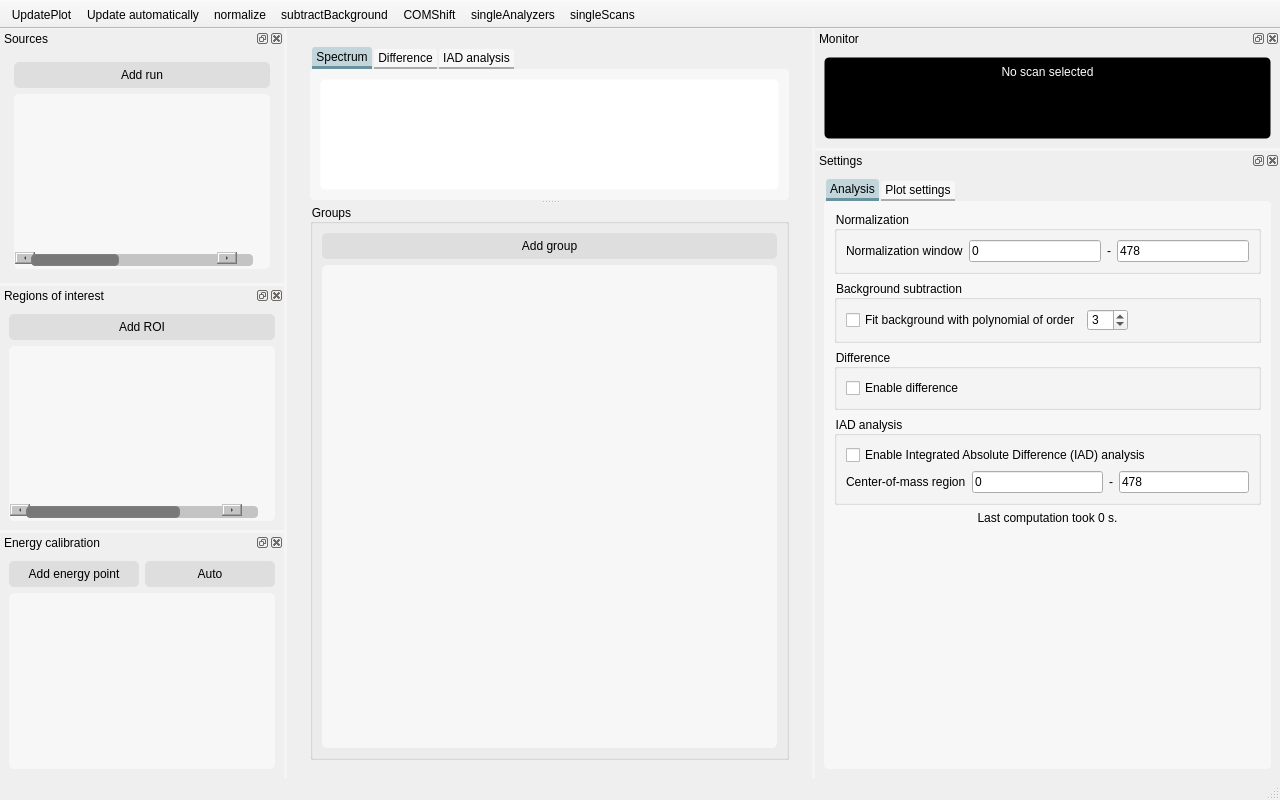
flmiot/nosey, file nosey/ui/main.ui: the form before one commit.
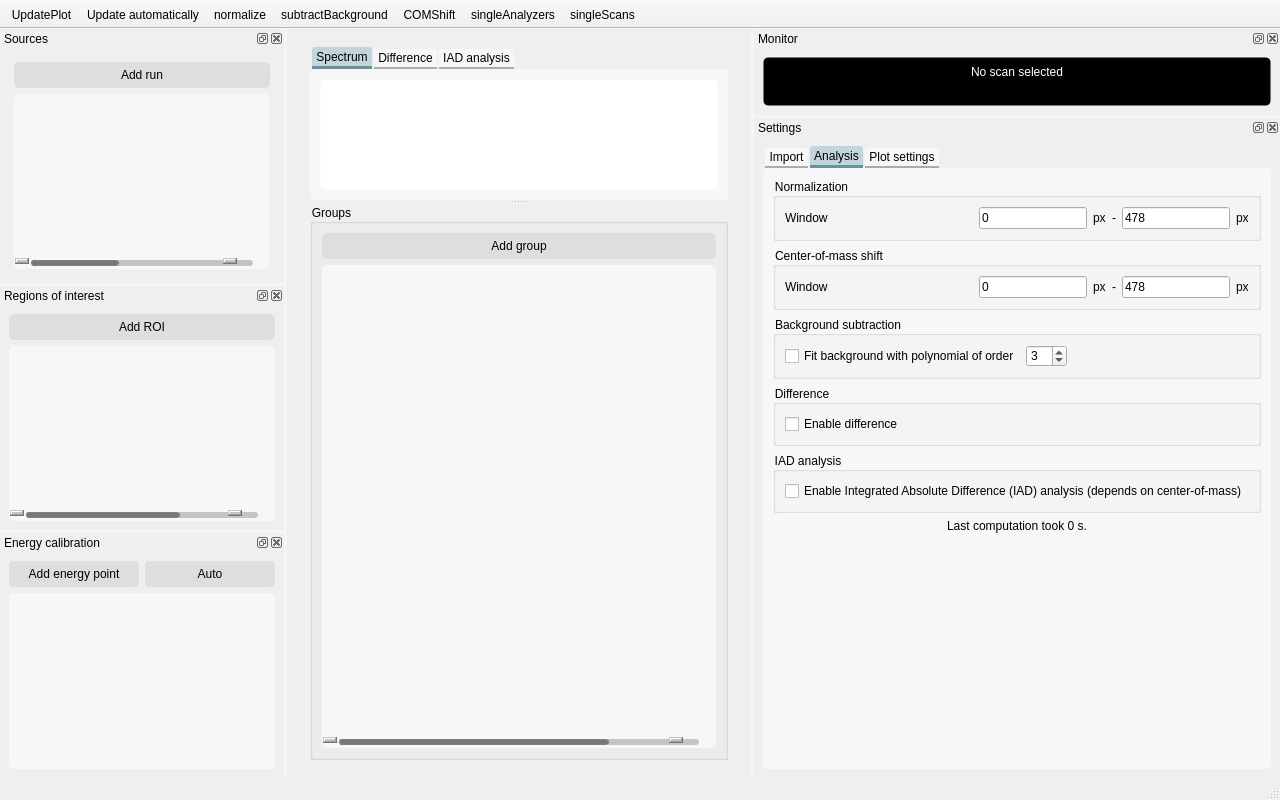
The form after the commit. Icons and pictures are not drawn. Custom widgets are drawn as their Qt base class.

Commit message: Improved perfomance, multiple data import modules, usability improvements, disabled logging to shell

```diff
--- a/nosey/ui/main.ui
+++ b/nosey/ui/main.ui
@@ -19,6 +19,8 @@
 	selection-color:#000;
 }
 
+
+
 QPushButton {
     border-radius: 5px;
     padding: 6px;
@@ -148,6 +150,17 @@
   /* left: 5px; move to the right by 5px - removed for fix */
 }
 
+QScrollArea{
+  /* fix #159 */
+  min-height: 1.25em;
+  background-color: #f7f7f7;
+  /* fix #159 */
+}
+
+QWidget#scrollAreaWidgetContents {
+ border-radius: 4px;
+  background-color: #f7f7f7;
+}
 
 /* QTabBar::tab - selected ------------------------------------------------
 
@@ -191,24 +204,24 @@
 }
 
 QScrollBar:horizontal {
-  height: 16px;
+  height: 10px;
   margin: 2px 16px 2px 16px;
-  border-radius: 4px;
+  border-radius: 3px;
   background-color: #c4c4c4;
 }
 
 QScrollBar:vertical {
 background-color: #c4c4c4;
-  width: 16px;
+  width: 10px;
   margin: 16px 2px 16px 2px;
-  border-radius: 4px;
+  border-radius: 3px;
 }
 
 QScrollBar::handle:horizontal {
   background-color: #787878;
   border: 1px solid #808080;
   min-height: 8px;
-border-radius: 4px;
+border-radius: 3px;
 }
 
 
@@ -216,7 +229,7 @@
   background-color: #787878;
   border: 1px solid #808080;
   min-height: 8px;
-border-radius: 4px;
+border-radius: 3px;
 }
 
 
@@ -3632,7 +3645,7 @@
           <property name="minimumSize">
            <size>
             <width>0</width>
-            <height>40</height>
+            <height>0</height>
            </size>
           </property>
           <property name="maximumSize">
@@ -4297,13 +4310,235 @@
     <layout class="QVBoxLayout" name="verticalLayout_19">
      <item>
       <widget class="QTabWidget" name="tabWidget_2">
+       <property name="autoFillBackground">
+        <bool>false</bool>
+       </property>
        <property name="currentIndex">
         <number>0</number>
        </property>
+       <widget class="QWidget" name="tab_2">
+        <attribute name="title">
+         <string>Import</string>
+        </attribute>
+        <layout class="QVBoxLayout" name="verticalLayout_25">
+         <item>
+          <widget class="QGroupBox" name="groupBox_9">
+           <property name="title">
+            <string>Module</string>
+           </property>
+           <layout class="QVBoxLayout" name="verticalLayout_24">
+            <item>
+             <widget class="QComboBox" name="comboBox_analysis_recipes"/>
+            </item>
+           </layout>
+          </widget>
+         </item>
+         <item>
+          <spacer name="verticalSpacer_3">
+           <property name="orientation">
+            <enum>Qt::Vertical</enum>
+           </property>
+           <property name="sizeHint" stdset="0">
+            <size>
+             <width>20</width>
+             <height>460</height>
+            </size>
+           </property>
+          </spacer>
+         </item>
+        </layout>
+       </widget>
        <widget class="QWidget" name="tab">
+        <property name="autoFillBackground">
+         <bool>true</bool>
+        </property>
         <attribute name="title">
          <string>Analysis</string>
         </attribute>
+        <layout class="QVBoxLayout" name="verticalLayout_23">
+         <property name="leftMargin">
+          <number>0</number>
+         </property>
+         <property name="topMargin">
+          <number>0</number>
+         </property>
+         <property name="rightMargin">
+          <number>0</number>
+         </property>
+         <property name="bottomMargin">
+          <number>0</number>
+         </property>
+         <item>
+          <widget class="QScrollArea" name="scrollArea">
+           <property name="autoFillBackground">
+            <bool>true</bool>
+           </property>
+           <property name="frameShape">
+            <enum>QFrame::NoFrame</enum>
+           </property>
+           <property name="frameShadow">
+            <enum>QFrame::Plain</enum>
+           </property>
+           <property name="widgetResizable">
+            <bool>true</bool>
+           </property>
+           <widget class="QWidget" name="scrollAreaWidgetContents">
+            <property name="geometry">
+             <rect>
+              <x>0</x>
+              <y>0</y>
+              <width>473</width>
+              <height>548</height>
+             </rect>
+            </property>
+            <property name="palette">
+             <palette>
+              <active>
+               <colorrole role="Button">
+                <brush brushstyle="SolidPattern">
+                 <color alpha="255">
+                  <red>247</red>
+                  <green>247</green>
+                  <blue>247</blue>
+                 </color>
+                </brush>
+               </colorrole>
+               <colorrole role="Base">
+                <brush brushstyle="SolidPattern">
+                 <color alpha="255">
+                  <red>247</red>
+                  <green>247</green>
+                  <blue>247</blue>
+                 </color>
+                </brush>
+               </colorrole>
+               <colorrole role="Window">
+                <brush brushstyle="SolidPattern">
+                 <color alpha="255">
+                  <red>247</red>
+                  <green>247</green>
+                  <blue>247</blue>
+                 </color>
+                </brush>
+               </colorrole>
+               <colorrole role="Highlight">
+                <brush brushstyle="SolidPattern">
+                 <color alpha="255">
+                  <red>193</red>
+                  <green>213</green>
+                  <blue>219</blue>
+                 </color>
+                </brush>
+               </colorrole>
+               <colorrole role="HighlightedText">
+                <brush brushstyle="SolidPattern">
+                 <color alpha="255">
+                  <red>0</red>
+                  <green>0</green>
+                  <blue>0</blue>
+                 </color>
+                </brush>
+               </colorrole>
+              </active>
+              <inactive>
+               <colorrole role="Button">
+                <brush brushstyle="SolidPattern">
+                 <color alpha="255">
+                  <red>247</red>
+                  <green>247</green>
+                  <blue>247</blue>
+                 </color>
+                </brush>
+               </colorrole>
+               <colorrole role="Base">
+                <brush brushstyle="SolidPattern">
+                 <color alpha="255">
+                  <red>247</red>
+                  <green>247</green>
+                  <blue>247</blue>
+                 </color>
+                </brush>
+               </colorrole>
+               <colorrole role="Window">
+                <brush brushstyle="SolidPattern">
+                 <color alpha="255">
+                  <red>247</red>
+                  <green>247</green>
+                  <blue>247</blue>
+                 </color>
+                </brush>
+               </colorrole>
+               <colorrole role="Highlight">
+                <brush brushstyle="SolidPattern">
+                 <color alpha="255">
+                  <red>193</red>
+                  <green>213</green>
+                  <blue>219</blue>
+                 </color>
+                </brush>
+               </colorrole>
+               <colorrole role="HighlightedText">
+                <brush brushstyle="SolidPattern">
+                 <color alpha="255">
+                  <red>0</red>
+                  <green>0</green>
+                  <blue>0</blue>
+                 </color>
+                </brush>
+               </colorrole>
+              </inactive>
+              <disabled>
+               <colorrole role="Button">
+                <brush brushstyle="SolidPattern">
+                 <color alpha="255">
+                  <red>247</red>
+                  <green>247</green>
+                  <blue>247</blue>
+                 </color>
+                </brush>
+               </colorrole>
+               <colorrole role="Base">
+                <brush brushstyle="SolidPattern">
+                 <color alpha="255">
+                  <red>247</red>
+                  <green>247</green>
+                  <blue>247</blue>
+                 </color>
+                </brush>
+               </colorrole>
+               <colorrole role="Window">
+                <brush brushstyle="SolidPattern">
+                 <color alpha="255">
+                  <red>247</red>
+                  <green>247</green>
+                  <blue>247</blue>
+                 </color>
+                </brush>
+               </colorrole>
+               <colorrole role="Highlight">
+                <brush brushstyle="SolidPattern">
+                 <color alpha="255">
+                  <red>193</red>
+                  <green>213</green>
+                  <blue>219</blue>
+                 </color>
+                </brush>
+               </colorrole>
+               <colorrole role="HighlightedText">
+                <brush brushstyle="SolidPattern">
+                 <color alpha="255">
+                  <red>0</red>
+                  <green>0</green>
+                  <blue>0</blue>
+                 </color>
+                </brush>
+               </colorrole>
+              </disabled>
+             </palette>
+            </property>
+            <property name="autoFillBackground">
+             <bool>false</bool>
+            </property>
         <layout class="QVBoxLayout" name="verticalLayout_21">
          <item>
           <widget class="QGroupBox" name="groupBox_3">
@@ -4312,7 +4547,7 @@
            </property>
            <layout class="QVBoxLayout" name="verticalLayout_37">
             <item>
-             <layout class="QGridLayout" name="gridLayout_19">
+                 <layout class="QGridLayout" name="gridLayout_19" columnstretch="1,0,0,0,0,0">
               <item row="0" column="1">
                <widget class="QLineEdit" name="analysis_lineEdit_window0">
                 <property name="toolTip">
@@ -4323,14 +4558,14 @@
                 </property>
                </widget>
               </item>
-              <item row="0" column="2">
+                  <item row="0" column="3">
                <widget class="QLabel" name="label_71">
                 <property name="text">
                  <string>-</string>
                 </property>
                </widget>
               </item>
-              <item row="0" column="3">
+                  <item row="0" column="4">
                <widget class="QLineEdit" name="analysis_lineEdit_window1">
                 <property name="toolTip">
                  <string>In units of X</string>
@@ -4367,7 +4602,118 @@
                  <string/>
                 </property>
                 <property name="text">
-                 <string>Normalization window</string>
+                     <string>Window</string>
+                    </property>
+                    <property name="wordWrap">
+                     <bool>false</bool>
+                    </property>
+                   </widget>
+                  </item>
+                  <item row="0" column="2">
+                   <widget class="QLabel" name="label_2">
+                    <property name="text">
+                     <string>px</string>
+                    </property>
+                    <property name="scaledContents">
+                     <bool>false</bool>
+                    </property>
+                    <property name="margin">
+                     <number>0</number>
+                    </property>
+                    <property name="indent">
+                     <number>-1</number>
+                    </property>
+                   </widget>
+                  </item>
+                  <item row="0" column="5">
+                   <widget class="QLabel" name="label_3">
+                    <property name="text">
+                     <string>px</string>
+                    </property>
+                   </widget>
+                  </item>
+                 </layout>
+                </item>
+               </layout>
+              </widget>
+             </item>
+             <item>
+              <widget class="QGroupBox" name="groupBox_5">
+               <property name="title">
+                <string>Center-of-mass shift</string>
+               </property>
+               <layout class="QVBoxLayout" name="verticalLayout_22">
+                <item>
+                 <layout class="QGridLayout" name="gridLayout_20" columnstretch="1,0,0,0,0,0">
+                  <item row="0" column="1">
+                   <widget class="QLineEdit" name="analysis_lineEdit_COMwindow0">
+                    <property name="toolTip">
+                     <string>In units of X</string>
+                    </property>
+                    <property name="text">
+                     <string>0</string>
+                    </property>
+                   </widget>
+                  </item>
+                  <item row="0" column="4">
+                   <widget class="QLineEdit" name="analysis_lineEdit_COMwindow1">
+                    <property name="toolTip">
+                     <string>In units of X</string>
+                    </property>
+                    <property name="text">
+                     <string>478</string>
+                    </property>
+                   </widget>
+                  </item>
+                  <item row="0" column="3">
+                   <widget class="QLabel" name="label_73">
+                    <property name="text">
+                     <string>-</string>
+                    </property>
+                   </widget>
+                  </item>
+                  <item row="0" column="2">
+                   <widget class="QLabel" name="label_5">
+                    <property name="text">
+                     <string>px</string>
+                    </property>
+                   </widget>
+                  </item>
+                  <item row="0" column="5">
+                   <widget class="QLabel" name="label_6">
+                    <property name="text">
+                     <string>px</string>
+                    </property>
+                   </widget>
+                  </item>
+                  <item row="0" column="0">
+                   <widget class="QLabel" name="label_74">
+                    <property name="minimumSize">
+                     <size>
+                      <width>0</width>
+                      <height>0</height>
+                     </size>
+                    </property>
+                    <property name="font">
+                     <font>
+                      <weight>50</weight>
+                      <italic>false</italic>
+                      <bold>false</bold>
+                      <underline>false</underline>
+                      <strikeout>false</strikeout>
+                     </font>
+                    </property>
+                    <property name="mouseTracking">
+                     <bool>false</bool>
+                    </property>
+                    <property name="toolTip">
+                     <string>In units of X</string>
+                    </property>
+                    <property name="statusTip">
+                     <string/>
+                    </property>
+                    <property name="text">
+                     <string>Window</string>
                 </property>
                 <property name="wordWrap">
                  <bool>false</bool>
@@ -4450,80 +4796,18 @@
             <item>
              <widget class="QCheckBox" name="analysis_checkBox_doIAD">
               <property name="text">
-               <string>Enable Integrated Absolute Difference (IAD) analysis</string>
+                   <string>Enable Integrated Absolute Difference (IAD) analysis (depends on center-of-mass)</string>
               </property>
              </widget>
             </item>
-            <item>
-             <layout class="QGridLayout" name="gridLayout_20">
-              <item row="0" column="1">
-               <widget class="QLineEdit" name="analysis_lineEdit_COMwindow0">
-                <property name="toolTip">
-                 <string>In units of X</string>
-                </property>
-                <property name="text">
-                 <string>0</string>
-                </property>
-               </widget>
-              </item>
-              <item row="0" column="2">
-               <widget class="QLabel" name="label_73">
-                <property name="text">
-                 <string>-</string>
-                </property>
-               </widget>
-              </item>
-              <item row="0" column="3">
-               <widget class="QLineEdit" name="analysis_lineEdit_COMwindow1">
-                <property name="toolTip">
-                 <string>In units of X</string>
-                </property>
-                <property name="text">
-                 <string>478</string>
-                </property>
-               </widget>
-              </item>
-              <item row="0" column="0">
-               <widget class="QLabel" name="label_74">
-                <property name="minimumSize">
-                 <size>
-                  <width>0</width>
-                  <height>0</height>
-                 </size>
-                </property>
-                <property name="font">
-                 <font>
-                  <weight>50</weight>
-                  <italic>false</italic>
-                  <bold>false</bold>
-                  <underline>false</underline>
-                  <strikeout>false</strikeout>
-                 </font>
-                </property>
-                <property name="mouseTracking">
-                 <bool>false</bool>
-                </property>
-                <property name="toolTip">
-                 <string>In units of X</string>
-                </property>
-                <property name="statusTip">
-                 <string/>
-                </property>
-                <property name="text">
-                 <string>Center-of-mass region</string>
-                </property>
-                <property name="wordWrap">
-                 <bool>false</bool>
-                </property>
-               </widget>
-              </item>
-             </layout>
-            </item>
            </layout>
           </widget>
          </item>
          <item>
           <widget class="QLabel" name="analysis_labelComputation">
+               <property name="autoFillBackground">
+                <bool>false</bool>
+               </property>
            <property name="text">
             <string>Last computation took 0 s.</string>
            </property>
@@ -4540,10 +4824,14 @@
            <property name="sizeHint" stdset="0">
             <size>
              <width>20</width>
-             <height>440</height>
+                 <height>40</height>
             </size>
            </property>
           </spacer>
+             </item>
+            </layout>
+           </widget>
+          </widget>
          </item>
         </layout>
        </widget>
```
Left out of the diff: 174 changed lines with no effect on the pictures. Lines whose indentation alone changed are shown as unchanged. The commit also changes 12 other files.
